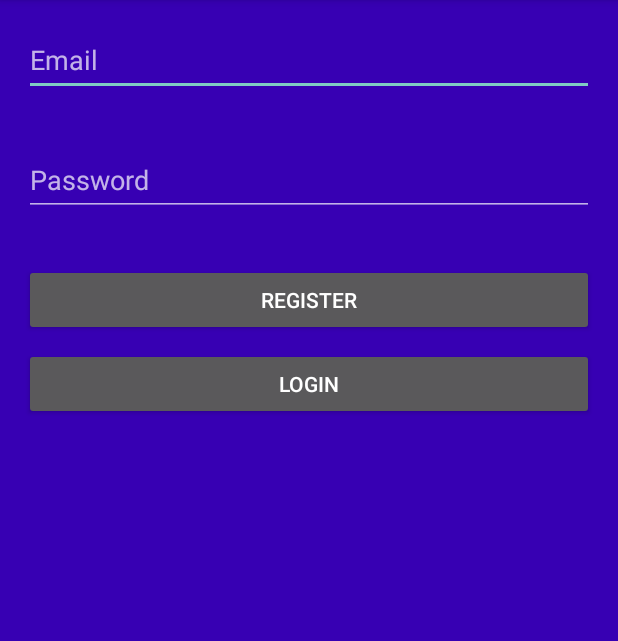
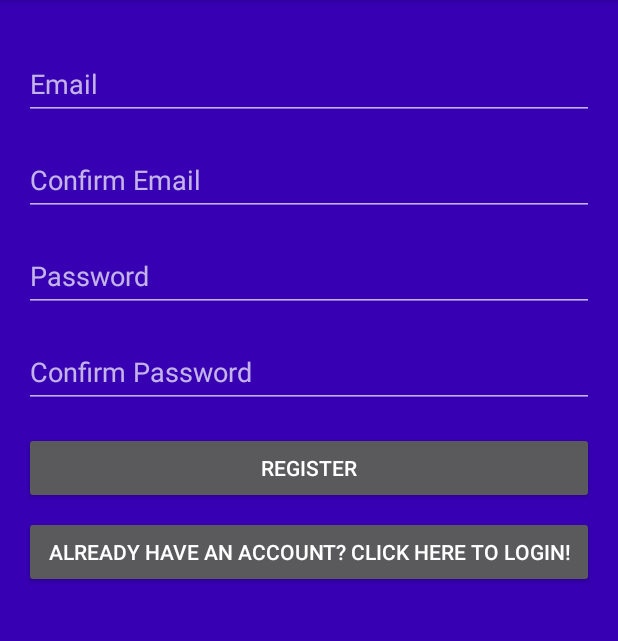
Before and after one commit to jaylinsg/WanderWord_AndroidApp, an Android app: the screen it shows after launch (MainActivity), after a tap on "REGISTER", on a phone screen of 412 x 824 dp, the part 84-725 px from its top. Run offline under Robolectric (Android 15) with nearby library versions, the phone set to English and light mode, and no system bars; 1 other tap on this screen came first.

Commit message:
updated register/login options

```diff
--- a/app/src/main/java/com/bignerdranch/android/wanderword/MainActivity.kt
+++ b/app/src/main/java/com/bignerdranch/android/wanderword/MainActivity.kt
@@ -2,6 +2,8 @@ package com.bignerdranch.android.wanderword
 
 import android.content.Intent
 import android.os.Bundle
+import android.view.View
+import android.widget.ImageView
 import androidx.appcompat.app.AppCompatActivity
 import android.widget.Button
 import android.widget.EditText
@@ -9,47 +11,127 @@ import android.widget.Toast
 
 class MainActivity : AppCompatActivity() {
 
-    private lateinit var editTextEmail: EditText
-    private lateinit var editTextPassword: EditText
+    private lateinit var logoImageView: ImageView
     private lateinit var btnRegister: Button
     private lateinit var btnLogin: Button
+    private lateinit var btnRegister2: Button
+    private lateinit var btnLogin2: Button
+    private lateinit var editTextEmail: EditText
+    private lateinit var editTextConfirmEmail: EditText
+    private lateinit var editTextPassword: EditText
+    private lateinit var editTextConfirmPassword: EditText
 
     override fun onCreate(savedInstanceState: Bundle?) {
         super.onCreate(savedInstanceState)
         setContentView(R.layout.activity_main)
 
         // Initialize views
-        editTextEmail = findViewById(R.id.editTextEmail)
-        editTextPassword = findViewById(R.id.editTextPassword)
+        logoImageView = findViewById(R.id.logoImageView)
         btnRegister = findViewById(R.id.btnRegister)
         btnLogin = findViewById(R.id.btnLogin)
+        btnRegister2 = findViewById(R.id.btnRegister2)
+        btnLogin2 = findViewById(R.id.btnLogin2)
+        editTextEmail = findViewById(R.id.editTextEmail)
+        editTextConfirmEmail = findViewById(R.id.editTextConfirmEmail)
+        editTextPassword = findViewById(R.id.editTextPassword)
+        editTextConfirmPassword = findViewById(R.id.editTextConfirmPassword)
 
         // Set click listeners
         btnRegister.setOnClickListener {
             // Handle register button click
-            val email = editTextEmail.text.toString()
-            val password = editTextPassword.text.toString()
-
-            // Add your logic for registration here
-
-            // Example: Show a toast message
-            Toast.makeText(this, "Registered: $email", Toast.LENGTH_SHORT).show()
+            showRegistrationUI()
         }
 
         btnLogin.setOnClickListener {
+            // Handle login button click
+            showLoginUI()
+        }
+    }
 
-            // Handle login button click
-            val email = editTextEmail.text.toString()
-            val password = editTextPassword.text.toString()
+    private fun showRegistrationUI() {
+        // Remove Logo
+        logoImageView.visibility = View.GONE
 
-            // Add your logic for login here
+        // Change buttons
+        btnRegister.visibility = View.GONE
+        btnRegister2.visibility = View.VISIBLE
+        btnLogin.visibility = View.VISIBLE
+        btnLogin2.visibility = View.GONE
 
-            // Example: Show a toast message
+        // Show registration UI elements
+        editTextEmail.visibility = View.VISIBLE
+        editTextConfirmEmail.visibility = View.VISIBLE
+        editTextPassword.visibility = View.VISIBLE
+        editTextConfirmPassword.visibility = View.VISIBLE
+    }
+
+    private fun showLoginUI() {
+        // Remove Logo
+        logoImageView.visibility = View.GONE
+
+        // Change buttons
+        btnRegister.visibility = View.VISIBLE
+        btnRegister2.visibility = View.GONE
+        btnLogin.visibility = View.GONE
+        btnLogin2.visibility = View.VISIBLE
+
+        // Show login UI elements
+        editTextEmail.visibility = View.VISIBLE
+        editTextPassword.visibility = View.VISIBLE
+
+        // Hide registration UI elements
+        editTextConfirmEmail.visibility = View.GONE
+        editTextConfirmPassword.visibility = View.GONE
+    }
+
+    fun onRegisterClick(view: View) {
+        val email = editTextEmail.text.toString()
+        val confirmEmail = editTextConfirmEmail.text.toString()
+        val password = editTextPassword.text.toString()
+        val confirmPassword = editTextConfirmPassword.text.toString()
+
+        // Perform registration logic
+        if (validateRegistrationInputs(email, confirmEmail, password, confirmPassword)) {
+            // Registration is valid, perform registration actions
+            Toast.makeText(this, "Registered: $email", Toast.LENGTH_SHORT).show()
+            // Add your registration logic here
+        } else {
+            // Registration is not valid, show an error message or handle accordingly
+            Toast.makeText(this, "Invalid registration input", Toast.LENGTH_SHORT).show()
+        }
+    }
+
+    fun onLoginClick(view: View) {
+        val email = editTextEmail.text.toString()
+        val password = editTextPassword.text.toString()
+
+        // Perform login logic
+        if (validateLoginInputs(email, password)) {
+            // Login is valid, perform login actions
             Toast.makeText(this, "Logged in: $email", Toast.LENGTH_SHORT).show()
-
-            // Start the HomeActivity when the login button is clicked
+            // Start the HomeActivity when the login is successful
             val intent = Intent(this, HomeActivity::class.java)
             startActivity(intent)
+        } else {
+            // Login is not valid, show an error message or handle accordingly
+            Toast.makeText(this, "Invalid login input", Toast.LENGTH_SHORT).show()
         }
     }
+
+    private fun validateRegistrationInputs(
+        email: String,
+        confirmEmail: String,
+        password: String,
+        confirmPassword: String
+    ): Boolean {
+        // Add your registration input validation logic here
+        return email.isNotEmpty() && confirmEmail.isNotEmpty() &&
+                password.isNotEmpty() && confirmPassword.isNotEmpty() &&
+                email == confirmEmail && password == confirmPassword
+    }
+
+    private fun validateLoginInputs(email: String, password: String): Boolean {
+        // Add your login input validation logic here
+        return email.isNotEmpty() && password.isNotEmpty()
+    }
 }
--- a/app/src/main/res/layout/activity_main.xml
+++ b/app/src/main/res/layout/activity_main.xml
@@ -10,39 +10,98 @@
     android:background="@color/purple_700"
     tools:context=".MainActivity">
 
+    <!-- App Logo -->
+    <ImageView
+        android:id="@+id/logoImageView"
+        android:layout_width="match_parent"
+        android:layout_height="wrap_content"
+        android:src="@drawable/wanderword_logo"
+        android:layout_gravity="center"
+        android:layout_marginTop="64dp"
+        android:layout_marginBottom="64dp"/>
+
+    <!-- Email EditText for Registration -->
     <EditText
         android:id="@+id/editTextEmail"
         android:layout_width="match_parent"
         android:layout_height="wrap_content"
-        android:layout_marginBottom="16dp"
+        android:visibility="gone"
         android:autofillHints="emailAddress"
         android:hint="@string/email"
         android:inputType="textEmailAddress"
-        android:minHeight="48dp" />
+        android:minHeight="48dp"
+        android:layout_marginTop="16dp"/>
 
+    <!-- Confirm Email EditText for Registration -->
+    <EditText
+        android:id="@+id/editTextConfirmEmail"
+        android:layout_width="match_parent"
+        android:layout_height="wrap_content"
+        android:visibility="gone"
+        android:autofillHints="emailAddress"
+        android:hint="@string/confirm_email"
+        android:inputType="textEmailAddress"
+        android:minHeight="48dp"
+        android:layout_marginTop="16dp"/>
+
+    <!-- Password EditText for Registration/Login -->
     <EditText
         android:id="@+id/editTextPassword"
         android:layout_width="match_parent"
         android:layout_height="wrap_content"
-        android:layout_marginTop="16dp"
-        android:layout_marginBottom="16dp"
+        android:visibility="gone"
         android:autofillHints="password"
         android:hint="@string/password"
         android:inputType="textPassword"
-        android:minHeight="48dp" />
+        android:minHeight="48dp"
+        android:layout_marginTop="16dp"/>
 
+    <!-- Confirm Password EditText for Registration -->
+    <EditText
+        android:id="@+id/editTextConfirmPassword"
+        android:layout_width="match_parent"
+        android:layout_height="wrap_content"
+        android:visibility="gone"
+        android:autofillHints="password"
+        android:hint="@string/confirm_password"
+        android:inputType="textPassword"
+        android:minHeight="48dp"
+        android:layout_marginTop="16dp"/>
+
+    <!-- 2nd Login Button -->
+    <Button
+        android:id="@+id/btnLogin2"
+        android:layout_width="match_parent"
+        android:layout_height="wrap_content"
+        android:visibility="gone"
+        android:text="@string/login"
+        android:layout_marginTop="8dp"
+        android:onClick="onLoginClick"/>
+
+    <!-- 2nd Register Button -->
+    <Button
+        android:id="@+id/btnRegister2"
+        android:layout_width="match_parent"
+        android:layout_height="wrap_content"
+        android:visibility="gone"
+        android:text="@string/register"
+        android:layout_marginTop="16dp"
+        android:onClick="onRegisterClick"/>
+
+    <!-- Begin Register Button -->
     <Button
         android:id="@+id/btnRegister"
         android:layout_width="match_parent"
         android:layout_height="wrap_content"
-        android:text="@string/register"
+        android:text="@string/new_user"
         android:layout_marginTop="16dp"/>
 
+    <!-- Begin Login Button -->
     <Button
         android:id="@+id/btnLogin"
         android:layout_width="match_parent"
         android:layout_height="wrap_content"
-        android:text="@string/login"
+        android:text="@string/existing_user"
         android:layout_marginTop="8dp"/>
 
 </LinearLayout>
--- a/app/src/main/res/values/strings.xml
+++ b/app/src/main/res/values/strings.xml
@@ -4,7 +4,11 @@
     <!-- For MainActivity/Login -->
 
     <string name="password">Password</string>
+    <string name="confirm_password">Confirm Password</string>
     <string name="email">Email</string>
+    <string name="confirm_email">Confirm Email</string>
+    <string name="existing_user">Already have an account? Click here to login!</string>
+    <string name="new_user">First time Wanderer? Register here!</string>
     <string name="register">Register</string>
     <string name="login">Login</string>
 
```
